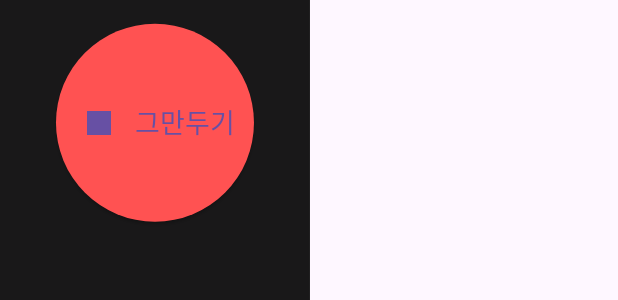
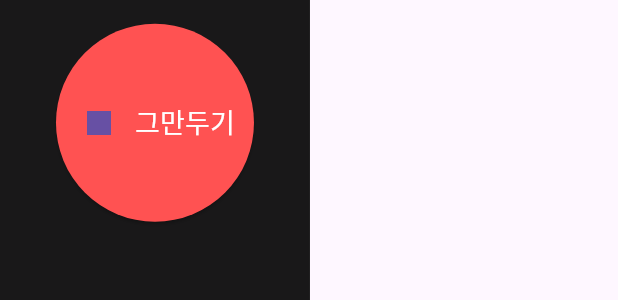
Before and after one commit to Hear-Stock/hearstock-frontend, a Flutter app: the MicOverlay widget shown alone on an empty page, opened directly with empty values, on a phone screen of 412 x 824 dp. Shown: the part 703-1003 px from the top of the screen. Run offline on Flutter 3.47's test engine with Material 3 defaults, Android fonts, the phone set to English and light mode, and no system bars; our stand-ins replace flutter_dotenv, flutter_tts, speech_to_text; missing offline and left inert: flutter_soloud; Roboto replaces fonts that are missing (Pretendard).

Commit message:
Refactor: 파일 위치/이름 및 디렉터리 구조 변경

```diff
--- a/hear_stock/lib/ChartPage/chart_page_controller.dart
+++ b/hear_stock/lib/pages/chart/chart_page_controller.dart
@@ -1,5 +1,5 @@
-import '../services/stock_chart_service.dart';
-import '../services/stock_chart_service.dart'; // ChartData 모델
+import '../../services/stock_chart_service.dart';
+import '../../services/stock_chart_service.dart'; // ChartData 모델
 
 class ChartPageController {
   // period 변환: 사용자 선택값 → API용 포맷
--- a/hear_stock/lib/ChartPage/components/graph/chart_graph.dart
+++ b/hear_stock/lib/pages/chart/components/graph/chart_graph.dart
@@ -5,7 +5,7 @@ import 'package:flutter_soloud/flutter_soloud.dart';
 
 //import 'chart_sonification.dart';
 import 'chart_painter.dart';
-import '../../../services/stock_chart_service.dart';
+import '../../../../services/stock_chart_service.dart';
 
 class ChartGraph extends StatefulWidget {
   final List<ChartData> data;
--- a/hear_stock/lib/ChartPage/components/graph/chart_painter.dart
+++ b/hear_stock/lib/pages/chart/components/graph/chart_painter.dart
@@ -1,6 +1,6 @@
 // lib/chart_painter.dart
 import 'package:flutter/material.dart';
-import '../../../services/stock_chart_service.dart'; // ChartData를 쓰기 위해
+import '../../../../services/stock_chart_service.dart'; // ChartData를 쓰기 위해
 
 class ChartPainter extends CustomPainter {
   final List<ChartData> data;
--- a/hear_stock/lib/ris_page.dart
+++ b/hear_stock/lib/pages/ris/ris_page.dart
@@ -4,9 +4,9 @@ import 'dart:convert';
 import 'package:http/http.dart' as http;
 import 'package:flutter_dotenv/flutter_dotenv.dart';
 
-import 'services/voice_scroll_handler.dart';
-import 'widgets/mic_overlay.dart';
-import './stores/intent_result_store.dart';
+import '../../services/voice_scroll_handler.dart';
+import '../../widgets/mic_overlay.dart';
+import '../../stores/intent_result_store.dart';
 
 class RsiPage extends StatefulWidget {
   @override
--- a/hear_stock/lib/widgets/mic_overlay.dart
+++ b/hear_stock/lib/widgets/mic_overlay.dart
@@ -46,7 +46,10 @@ class MicOverlay extends StatelessWidget {
             ElevatedButton.icon(
               onPressed: onStop,
               icon: Icon(Icons.stop, size: 32),
-              label: Text("그만두기", style: TextStyle(fontSize: 18)),
+              label: Text(
+                "그만두기",
+                style: TextStyle(fontSize: 18, color: Colors.white),
+              ),
               style: ElevatedButton.styleFrom(
                 shape: CircleBorder(),
                 padding: EdgeInsets.all(50),
```
Also changed, not shown: hear_stock/lib/landing_page.dart (+7 -0 lines), hear_stock/lib/main.dart (+7 -2 lines), hear_stock/lib/pages/chart/chart_page.dart (renamed from hear_stock/lib/ChartPage/chart_page.dart, +4 -4 lines), hear_stock/lib/pages/developer/developer_page.dart (added, +37 -0 lines), hear_stock/lib/pages/chart/components/chart_header.dart (renamed from hear_stock/lib/chartPage/components/chart_header.dart), hear_stock/lib/pages/chart/components/chart_timeline.dart (renamed from hear_stock/lib/chartPage/components/chart_timeline.dart), hear_stock/lib/pages/chart/components/graph/chart_sonification.dart (renamed from hear_stock/lib/ChartPage/components/graph/chart_sonification.dart).
